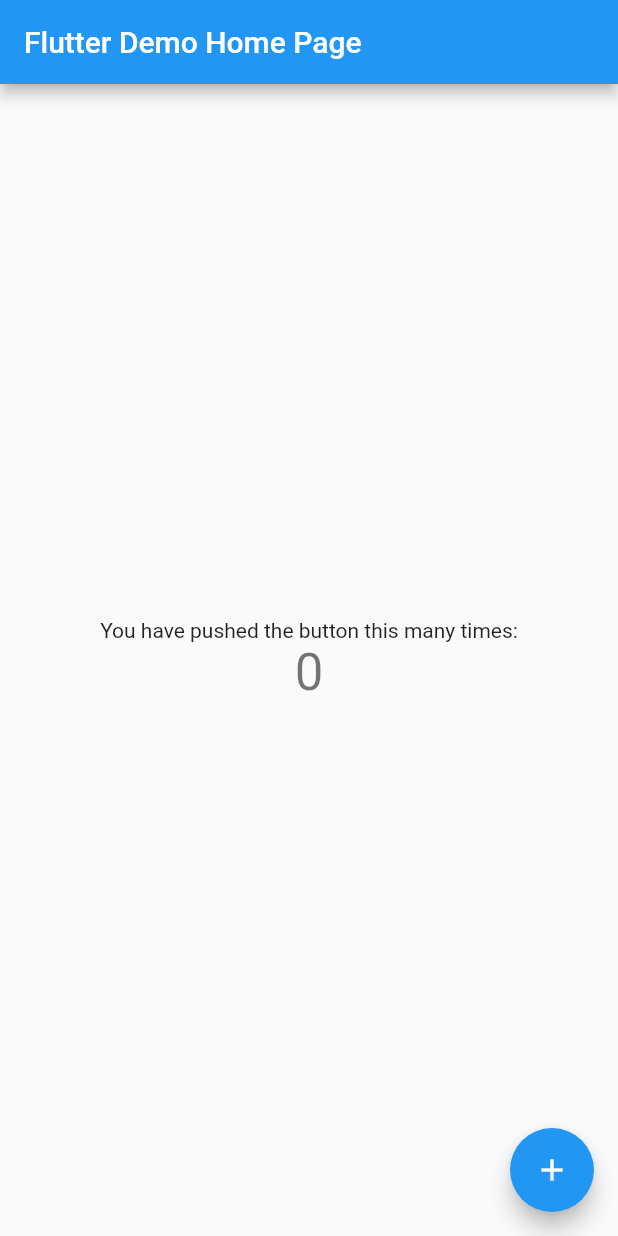
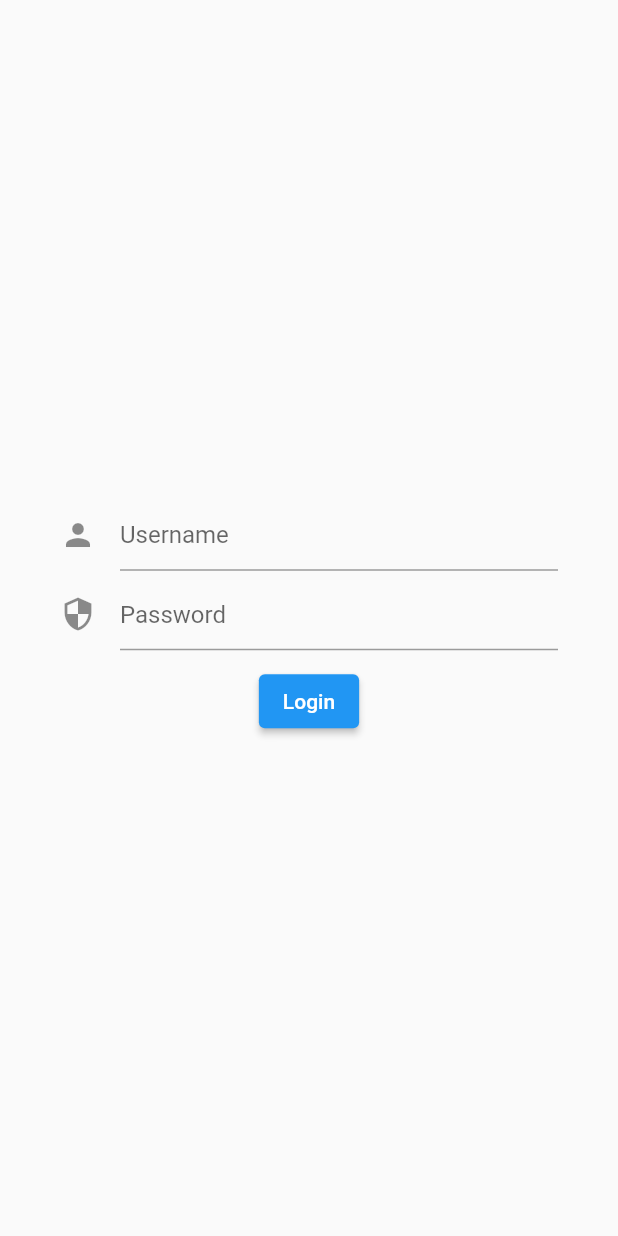
Before and after one commit to NicolasLopezFer/FlutterBloc-User-AWS, a Flutter app: the screen it shows after launch, on a phone screen of 412 x 824 dp. Run offline on Flutter 3.47's test engine with Material 2 defaults, Android fonts, the phone set to English and light mode, and no system bars; our stand-ins replace bloc, flutter_bloc.

Commit message:
login using bloc

```diff
--- /dev/null
+++ b/lib/bloc/auth/form_submission_status.dart
@@ -0,0 +1,16 @@
+abstract class FormSubmissionStatus {
+  const FormSubmissionStatus();
+}
+
+class InitialFormStatus extends FormSubmissionStatus {
+  const InitialFormStatus();
+}
+
+class FormSubmitting extends FormSubmissionStatus {}
+
+class SubmissionsSuccess extends FormSubmissionStatus {}
+
+class SubmissionFailed extends FormSubmissionStatus {
+  final Exception exception;
+  SubmissionFailed(this.exception);
+}
--- /dev/null
+++ b/lib/bloc/auth/login/login_bloc.dart
@@ -0,0 +1,41 @@
+import 'package:bloc/bloc.dart';
+import 'package:meta/meta.dart';
+import 'package:user_bloc/Repository/auth_repository.dart';
+import 'package:user_bloc/bloc/auth/form_submission_status.dart';
+
+part 'login_event.dart';
+part 'login_state.dart';
+
+class LoginBloc extends Bloc<LoginEvent, LoginState> {
+  final AuthRepository authRepo;
+
+  LoginBloc({required this.authRepo}) : super(const LoginState()) {
+    // Username updated
+    on<LoginUsernameChanged>(_onLoginUsernameChanged);
+
+    //Password Updated
+    on<LoginPasswordChanged>(_onLoginPasswordChanged);
+
+    // Form submitted
+    on<LoginSubmitted>(_onLoginSubmitted);
+  }
+
+  void _onLoginUsernameChanged(LoginUsernameChanged event, emit) {
+    emit(state.copyWith(username: event.username));
+  }
+
+  void _onLoginPasswordChanged(LoginPasswordChanged event, emit) {
+    emit(state.copyWith(password: event.password));
+  }
+
+  void _onLoginSubmitted(LoginSubmitted event, emit) async {
+    emit(state.copyWith(formStatus: FormSubmitting()));
+
+    try {
+      await authRepo.login();
+      emit(state.copyWith(formStatus: SubmissionsSuccess()));
+    } catch (e) {
+      emit(state.copyWith(formStatus: SubmissionFailed(e as Exception)));
+    }
+  }
+}
--- /dev/null
+++ b/lib/bloc/auth/login/login_event.dart
@@ -0,0 +1,17 @@
+part of 'login_bloc.dart';
+
+@immutable
+abstract class LoginEvent {}
+
+class LoginUsernameChanged extends LoginEvent {
+  final String username;
+  LoginUsernameChanged(this.username);
+}
+
+class LoginPasswordChanged extends LoginEvent {
+  final String password;
+
+  LoginPasswordChanged(this.password);
+}
+
+class LoginSubmitted extends LoginEvent {}
--- /dev/null
+++ b/lib/bloc/auth/login/login_state.dart
@@ -0,0 +1,28 @@
+part of 'login_bloc.dart';
+
+class LoginState {
+  final String username;
+  bool get isValidUsername => username.length > 3;
+
+  final String password;
+  bool get isValidPassword => password.length > 6;
+
+  final FormSubmissionStatus formStatus;
+
+  const LoginState({
+    this.username = '',
+    this.password = '',
+    this.formStatus = const InitialFormStatus(),
+  });
+
+  LoginState copyWith({
+    String? username,
+    String? password,
+    FormSubmissionStatus? formStatus,
+  }) =>
+      LoginState(
+        username: username ?? this.username,
+        password: password ?? this.password,
+        formStatus: formStatus ?? this.formStatus,
+      );
+}
--- a/lib/main.dart
+++ b/lib/main.dart
@@ -1,4 +1,7 @@
 import 'package:flutter/material.dart';
+import 'package:flutter_bloc/flutter_bloc.dart';
+import 'package:user_bloc/Repository/auth_repository.dart';
+import 'package:user_bloc/screens/auth/login/login_view.dart';
 
 void main() {
   runApp(const MyApp());
@@ -11,105 +14,10 @@ class MyApp extends StatelessWidget {
   @override
   Widget build(BuildContext context) {
     return MaterialApp(
-      title: 'Flutter Demo',
-      theme: ThemeData(
-        // This is the theme of your application.
-        //
-        // Try running your application with "flutter run". You'll see the
-        // application has a blue toolbar. Then, without quitting the app, try
-        // changing the primarySwatch below to Colors.green and then invoke
-        // "hot reload" (press "r" in the console where you ran "flutter run",
-        // or simply save your changes to "hot reload" in a Flutter IDE).
-        // Notice that the counter didn't reset back to zero; the application
-        // is not restarted.
-        primarySwatch: Colors.blue,
+      home: RepositoryProvider(
+        create: (context) => AuthRepository(),
+        child: LoginView(),
       ),
-      home: const MyHomePage(title: 'Flutter Demo Home Page'),
     );
   }
 }
-
-class MyHomePage extends StatefulWidget {
-  const MyHomePage({Key? key, required this.title}) : super(key: key);
-
-  // This widget is the home page of your application. It is stateful, meaning
-  // that it has a State object (defined below) that contains fields that affect
-  // how it looks.
-
-  // This class is the configuration for the state. It holds the values (in this
-  // case the title) provided by the parent (in this case the App widget) and
-  // used by the build method of the State. Fields in a Widget subclass are
-  // always marked "final".
-
-  final String title;
-
-  @override
-  State<MyHomePage> createState() => _MyHomePageState();
-}
-
-class _MyHomePageState extends State<MyHomePage> {
-  int _counter = 0;
-
-  void _incrementCounter() {
-    setState(() {
-      // This call to setState tells the Flutter framework that something has
-      // changed in this State, which causes it to rerun the build method below
-      // so that the display can reflect the updated values. If we changed
-      // _counter without calling setState(), then the build method would not be
-      // called again, and so nothing would appear to happen.
-      _counter++;
-    });
-  }
-
-  @override
-  Widget build(BuildContext context) {
-    // This method is rerun every time setState is called, for instance as done
-    // by the _incrementCounter method above.
-    //
-    // The Flutter framework has been optimized to make rerunning build methods
-    // fast, so that you can just rebuild anything that needs updating rather
-    // than having to individually change instances of widgets.
-    return Scaffold(
-      appBar: AppBar(
-        // Here we take the value from the MyHomePage object that was created by
-        // the App.build method, and use it to set our appbar title.
-        title: Text(widget.title),
-      ),
-      body: Center(
-        // Center is a layout widget. It takes a single child and positions it
-        // in the middle of the parent.
-        child: Column(
-          // Column is also a layout widget. It takes a list of children and
-          // arranges them vertically. By default, it sizes itself to fit its
-          // children horizontally, and tries to be as tall as its parent.
-          //
-          // Invoke "debug painting" (press "p" in the console, choose the
-          // "Toggle Debug Paint" action from the Flutter Inspector in Android
-          // Studio, or the "Toggle Debug Paint" command in Visual Studio Code)
-          // to see the wireframe for each widget.
-          //
-          // Column has various properties to control how it sizes itself and
-          // how it positions its children. Here we use mainAxisAlignment to
-          // center the children vertically; the main axis here is the vertical
-          // axis because Columns are vertical (the cross axis would be
-          // horizontal).
-          mainAxisAlignment: MainAxisAlignment.center,
-          children: <Widget>[
-            const Text(
-              'You have pushed the button this many times:',
-            ),
-            Text(
-              '$_counter',
-              style: Theme.of(context).textTheme.headline4,
-            ),
-          ],
-        ),
-      ),
-      floatingActionButton: FloatingActionButton(
-        onPressed: _incrementCounter,
-        tooltip: 'Increment',
-        child: const Icon(Icons.add),
-      ), // This trailing comma makes auto-formatting nicer for build methods.
-    );
-  }
-}
--- /dev/null
+++ b/lib/repository/auth_repository.dart
@@ -0,0 +1,9 @@
+class AuthRepository {
+  Future<void> login() async {
+    print('Intentando logear');
+    await Future.delayed(const Duration(seconds: 3));
+    print('Logeo con éxito');
+
+    throw Exception('failed log in');
+  }
+}
--- /dev/null
+++ b/lib/screens/auth/login/login_view.dart
@@ -0,0 +1,111 @@
+import 'package:flutter/material.dart';
+import 'package:flutter_bloc/flutter_bloc.dart';
+import 'package:user_bloc/Repository/auth_repository.dart';
+import 'package:user_bloc/bloc/auth/form_submission_status.dart';
+
+import '../../../bloc/auth/login/login_bloc.dart';
+
+class LoginView extends StatelessWidget {
+  const LoginView({final Key? key}) : super(key: key);
+
+  static final _formKey = GlobalKey<FormState>();
+
+  @override
+  Widget build(BuildContext context) {
+    return Scaffold(
+        body: BlocProvider(
+      create: (context) => LoginBloc(
+        authRepo: context.read<AuthRepository>(),
+      ),
+      child: _loginForm(),
+    ));
+  }
+
+  Widget _loginForm() {
+    return BlocListener<LoginBloc, LoginState>(
+      listener: (context, state) {
+        final formStatus = state.formStatus;
+        if (formStatus is SubmissionFailed) {
+          _showSnackBar(context, formStatus.exception.toString());
+        }
+      },
+      child: Form(
+        key: _formKey,
+        child: Padding(
+          padding: const EdgeInsets.symmetric(horizontal: 40),
+          child: Column(
+            mainAxisAlignment: MainAxisAlignment.center,
+            children: [
+              _usernameField(),
+              const SizedBox(height: 5),
+              _passwordField(),
+              const SizedBox(height: 10),
+              _loginButton(),
+            ],
+          ),
+        ),
+      ),
+    );
+  }
+
+  Widget _usernameField() {
+    return BlocBuilder<LoginBloc, LoginState>(
+      builder: (context, state) {
+        return TextFormField(
+          decoration: const InputDecoration(
+            icon: Icon(Icons.person),
+            hintText: 'Username',
+          ),
+          validator: (value) =>
+              state.isValidUsername ? null : 'Username is too short',
+          onChanged: (value) => context.read<LoginBloc>().add(
+                LoginUsernameChanged(value),
+              ),
+        );
+      },
+    );
+  }
+
+  Widget _passwordField() {
+    return BlocBuilder<LoginBloc, LoginState>(
+      builder: (context, state) {
+        return TextFormField(
+          obscureText: true,
+          decoration: const InputDecoration(
+            icon: Icon(Icons.security),
+            hintText: 'Password',
+          ),
+          validator: (value) =>
+              state.isValidPassword ? null : 'Password is too short',
+          onChanged: (value) => context.read<LoginBloc>().add(
+                LoginPasswordChanged(value),
+              ),
+        );
+      },
+    );
+  }
+
+  Widget _loginButton() {
+    return BlocBuilder<LoginBloc, LoginState>(
+      builder: (context, state) {
+        if (state.formStatus is FormSubmitting) {
+          return const CircularProgressIndicator();
+        }
+
+        return ElevatedButton(
+          onPressed: () {
+            if (_formKey.currentState!.validate()) {
+              context.read<LoginBloc>().add(LoginSubmitted());
+            }
+          },
+          child: const Text('Login'),
+        );
+      },
+    );
+  }
+
+  void _showSnackBar(BuildContext context, String message) {
+    final snackBar = SnackBar(content: Text(message));
+    ScaffoldMessenger.of(context).showSnackBar(snackBar);
+  }
+}
```
Also changed, not shown: pubspec.yaml (+6 -15 lines), pubspec.lock.
